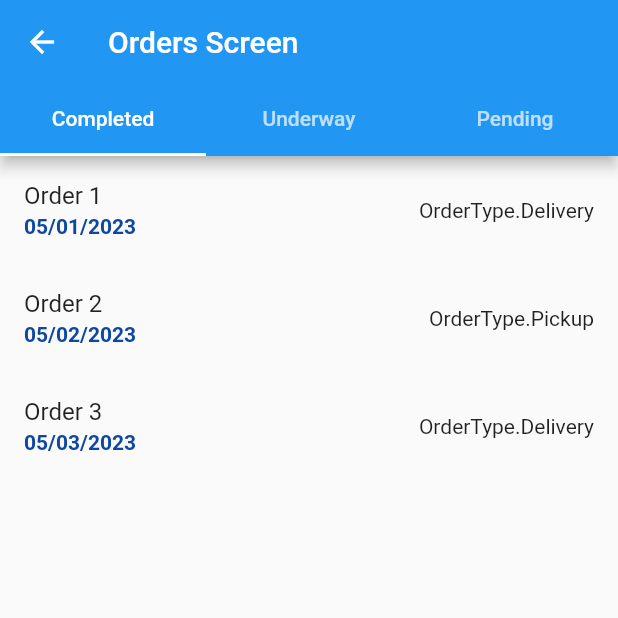
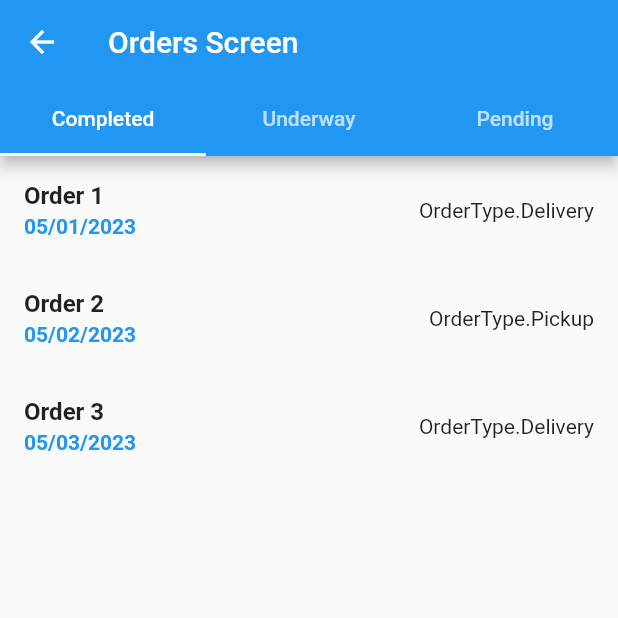
Before and after one commit to QasemFJber/final_flutter_project, a Flutter app: the OrdersScreen screen opened directly, on a phone screen of 412 x 824 dp, the top half of it. Run offline on Flutter 3.47's test engine with Material 2 defaults, Android fonts, the phone set to English and light mode, and no system bars; our stand-ins replace get, intl_phone_field.

Commit message:
Complete all requirements, add multilingual feature, and link with API

```diff
--- a/lib/widgets/orders_widget.dart
+++ b/lib/widgets/orders_widget.dart
@@ -69,8 +69,8 @@ class _OrdersScreenState extends State<OrdersScreen>
       itemCount: orders.length,
       itemBuilder: (BuildContext context, int index) {
         return ListTile(
-          title: Text(orders[index].name),
-          subtitle: Text(orders[index].date,style: TextStyle(color: Colors.blue.shade900,fontWeight: FontWeight.bold),),
+          title: Text(orders[index].name,style: TextStyle(fontWeight: FontWeight.bold),),
+          subtitle: Text(orders[index].date,style: TextStyle(color: Colors.blue,fontWeight: FontWeight.bold),),
           trailing: Text(orders[index].type.toString()),
         );
       },
```
